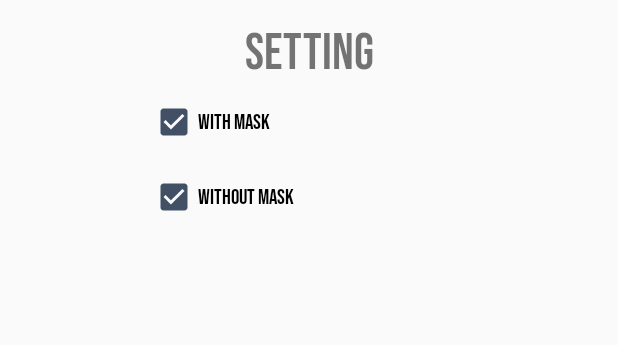
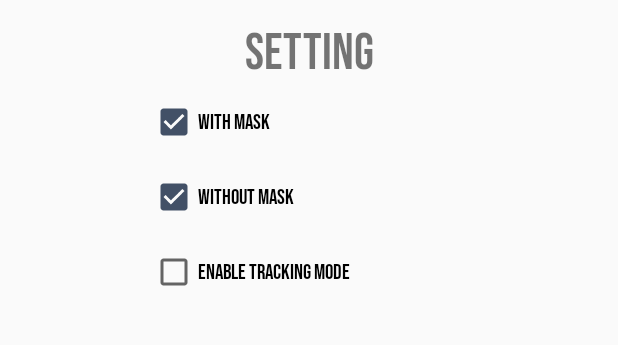
Before and after one commit to LorisGiann/face_mask_detection_proj, an Android app: the Activity_setting screen opened directly, with no data from a screen before it, on a phone screen of 412 x 824 dp, the part 68-413 px from its top. Run offline under Robolectric (Android 15) with nearby library versions, the phone set to English and light mode, and no system bars.

Commit message:
add UI tracking

```diff
--- a/android/app/src/main/java/org/tensorflow/lite/examples/detection/Activity_setting.java
+++ b/android/app/src/main/java/org/tensorflow/lite/examples/detection/Activity_setting.java
@@ -5,7 +5,9 @@ import androidx.appcompat.app.AppCompatActivity;
 import android.content.Intent;
 import android.graphics.Typeface;
 import android.os.Bundle;
+import android.view.View;
 import android.widget.CheckBox;
+import android.widget.CompoundButton;
 import android.widget.TextView;
 import android.widget.Toast;
 
@@ -13,6 +15,12 @@ public class Activity_setting extends AppCompatActivity {
     private TextView title;
     private TextView withoutMaskCheckbox;
     private TextView withMaskCheckbox;
+    //tracking
+    private TextView modeTracking;
+    private TextView lineTracking;
+    private TextView objectTracking;
+
+    private CheckBox checkBoxTrackingMode;
 
     @Override
     protected void onCreate(Bundle savedInstanceState) {
@@ -23,21 +31,52 @@ public class Activity_setting extends AppCompatActivity {
         ((CheckBox) findViewById(R.id.withMaskCheckbox)).setChecked(ck.getCheckMask());
         ((CheckBox) findViewById(R.id.withoutMaskCheckbox)).setChecked(ck.getCheckNoMask());
 
+        ((CheckBox) findViewById(R.id.modeTrackingCheckbox)).setChecked(ck.getCheckModeTracking());
+
+        ((CheckBox) findViewById(R.id.visibilityLine)).setChecked(ck.getCheckLineTracking());
+        ((CheckBox) findViewById(R.id.visibilityTracking)).setChecked(ck.getCheckObjectTracking());
 
         title=findViewById(R.id.textView);
         withMaskCheckbox=findViewById(R.id.withMaskCheckbox);
         withoutMaskCheckbox=findViewById(R.id.withoutMaskCheckbox);
+        modeTracking=findViewById(R.id.modeTrackingCheckbox);
+        lineTracking=findViewById(R.id.visibilityLine);
+        objectTracking=findViewById(R.id.visibilityTracking);
 
         Typeface type = Typeface.createFromAsset(getAssets(),"fonts/BebasNeue-Regular.ttf");
         title.setTypeface(type);
         withMaskCheckbox.setTypeface(type);
         withoutMaskCheckbox.setTypeface(type);
+        modeTracking.setTypeface(type);
+        lineTracking.setTypeface(type);
+        objectTracking.setTypeface(type);
+
+        checkBoxTrackingMode = (CheckBox)findViewById(R.id.modeTrackingCheckbox);
+        if (checkBoxTrackingMode.isChecked()){
+            lineTracking.setVisibility(View.VISIBLE);
+            objectTracking.setVisibility(View.VISIBLE);
+        }
+
+        checkBoxTrackingMode.setOnCheckedChangeListener(new CompoundButton.OnCheckedChangeListener() {
+            public void onCheckedChanged(CompoundButton buttonView, boolean isChecked) {
+                if (isChecked){
+                    lineTracking.setVisibility(View.VISIBLE);
+                    objectTracking.setVisibility(View.VISIBLE);
+                }else{
+                    lineTracking.setVisibility(View.INVISIBLE);
+                    objectTracking.setVisibility(View.INVISIBLE);
+                }
+            }
+        });
 
         findViewById(R.id.fatherSetting).setOnTouchListener(new OnSwipeTouchListener(Activity_setting.this) {
             @Override
             public void onSwipeRight() {
                 ck.setCheckMask(((CheckBox) findViewById(R.id.withMaskCheckbox)).isChecked());
                 ck.setCheckNoMask(((CheckBox) findViewById(R.id.withoutMaskCheckbox)).isChecked());
+                ck.setCheckModeTracking(((CheckBox) findViewById(R.id.modeTrackingCheckbox)).isChecked());
+                ck.setCheckLineTracking(((CheckBox) findViewById(R.id.visibilityLine)).isChecked());
+                ck.setCheckObjectTracking(((CheckBox) findViewById(R.id.visibilityTracking)).isChecked());
                 finish();
             }
         });
--- a/android/app/src/main/java/org/tensorflow/lite/examples/detection/tracking/TrackedObject.java
+++ b/android/app/src/main/java/org/tensorflow/lite/examples/detection/tracking/TrackedObject.java
@@ -6,14 +6,16 @@ import java.util.Objects;
 
 public class TrackedObject {
     private String id;
+    private String label;
     private Timestamp timestamp;
     private ArrayList<Point> trackedRecord;
     private int lastUpdateFrameNum;
 
     //COSTRUCTOR
-    public TrackedObject(String id) {
+    public TrackedObject(String id,String label) {
         this.id = id;
         this.updateTimestamp();
+        this.label=label;
         this.lastUpdateFrameNum =0;
         this.trackedRecord = new ArrayList<>();
     }
@@ -26,6 +28,7 @@ public class TrackedObject {
 
     //PUBLIC FUNCTION
     public String getId() { return id; }
+    public String getLabel() { return label; }
     public Timestamp getTimestamp() {
         return timestamp;
     }
--- a/android/app/src/main/java/org/tensorflow/lite/examples/detection/tracking/Tracking.java
+++ b/android/app/src/main/java/org/tensorflow/lite/examples/detection/tracking/Tracking.java
@@ -113,7 +113,7 @@ public class Tracking {
         for (Detector.Recognition new_object : remainingNewObjects) {
             if (new_object.getConfidence() > MIN_CONFIDENCE_NEW_OBJ) {
                 Point tmp = new Point(new_object.getLocation().centerX(), new_object.getLocation().centerY());
-                TrackedObject to = new TrackedObject(String.valueOf(contID));
+                TrackedObject to = new TrackedObject(String.valueOf(contID),new_object.getTitle());
                 contID++;
                 to.setNewPoint(tmp, progressiveFrame);
                 trackedObjects.add(to);
--- a/android/app/src/main/res/layout/activity_setting.xml
+++ b/android/app/src/main/res/layout/activity_setting.xml
@@ -47,6 +47,35 @@
         app:layout_constraintStart_toStartOf="parent"
         app:layout_constraintTop_toBottomOf="@+id/textView" />
 
+    <CheckBox
+        android:id="@+id/modeTrackingCheckbox"
+        android:layout_width="wrap_content"
+        android:layout_height="50dp"
+        android:layout_marginStart="100dp"
+        android:text="enable tracking mode"
+        app:layout_constraintStart_toStartOf="parent"
+        app:layout_constraintTop_toBottomOf="@+id/withoutMaskCheckbox" />
+
+    <CheckBox
+        android:id="@+id/visibilityLine"
+        android:visibility="gone"
+        android:layout_width="wrap_content"
+        android:layout_height="50dp"
+        android:layout_marginStart="100dp"
+        android:text="visibility line count tracking"
+        app:layout_constraintStart_toStartOf="parent"
+        app:layout_constraintTop_toBottomOf="@+id/modeTrackingCheckbox" />
+
+    <CheckBox
+        android:id="@+id/visibilityTracking"
+        android:visibility="gone"
+        android:layout_width="wrap_content"
+        android:layout_height="50dp"
+        android:layout_marginStart="100dp"
+        android:text="visibility line object tracking"
+        app:layout_constraintStart_toStartOf="parent"
+        app:layout_constraintTop_toBottomOf="@+id/visibilityLine" />
+
 
 
 
```
Also changed, not shown: android/app/src/main/java/org/tensorflow/lite/examples/detection/CameraActivity.java (+39 -0 lines), android/app/src/main/java/org/tensorflow/lite/examples/detection/CheckDetect.java (+14 -2 lines), android/app/src/main/java/org/tensorflow/lite/examples/detection/DetectorActivity.java (+17 -1 lines), android/app/src/main/java/org/tensorflow/lite/examples/detection/tracking/Crossing.java (+40 -9 lines), android/app/src/main/java/org/tensorflow/lite/examples/detection/tracking/MultiBoxTracker.java (+18 -7 lines), android/app/src/main/res/layout/tfe_od_activity_camera.xml (+50 -0 lines).
